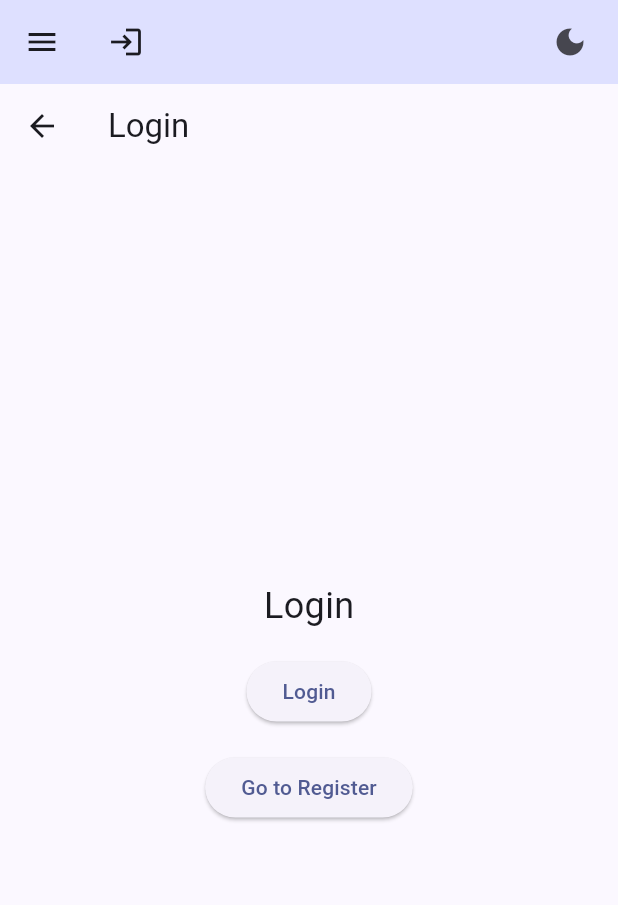
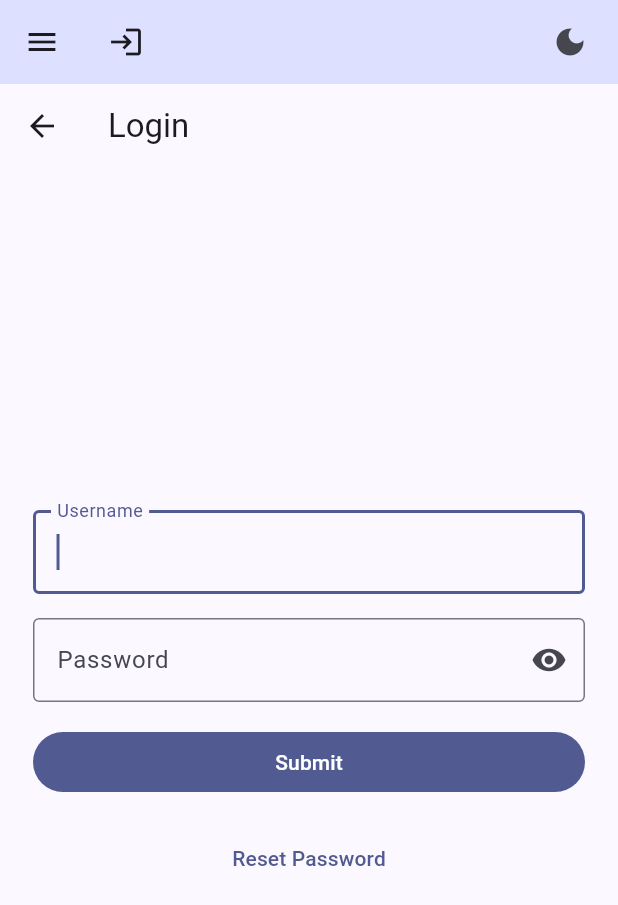
Before and after one commit to rdesoky/kobool_app, a Flutter app: the screen it shows after launch, in the side drawer, after a tap on "Login", on a phone screen of 412 x 824 dp. Shown: the top 905 px of the screen. Run offline on Flutter 3.47's test engine with Material 3 defaults, Android fonts, the light colour scheme and no system bars; our stand-ins replace easy_localization, email_validator, flutter_dotenv, flutter_hooks, flutter_riverpod, hooks_riverpod and 1 more.

Commit message:
Initial login page implementation

```diff
--- a/lib/pages/login.dart
+++ b/lib/pages/login.dart
@@ -1,45 +1,93 @@
 import 'package:flutter/material.dart';
 import 'package:flutter_hooks/flutter_hooks.dart';
+import 'package:kobool/utils/validators.dart';
 
 class LoginPage extends HookWidget {
   const LoginPage({super.key});
 
   @override
   Widget build(BuildContext context) {
-    var isLogin = useState(false);
+    final isLogin = useState(true);
+    final usernameController = useTextEditingController();
+    final emailController = useTextEditingController();
+    final passwordController = useTextEditingController();
+    final obscurePassword = useState(true);
 
     return Scaffold(
-      appBar: AppBar(title: const Text('Login'), centerTitle: false),
-
+      appBar: AppBar(
+        title: Text(isLogin.value ? 'Login' : 'Reset Password'),
+        centerTitle: false,
+      ),
       body: Center(
+        child: ConstrainedBox(
+          constraints: const BoxConstraints(maxWidth: 400),
+          child: Padding(
+            padding: const EdgeInsets.all(16.0),
             child: Column(
+              mainAxisAlignment: MainAxisAlignment.center,
               spacing: 16,
-          mainAxisAlignment: MainAxisAlignment.center,
               children: [
-            Text("Login", style: TextStyle(fontSize: 24)),
-
-            if (!isLogin.value)
-              ElevatedButton(
-                onPressed: () {
-                  isLogin.value = true;
-                },
-                child: Text("Login"),
+                isLogin.value
+                    ? TextFormField(
+                        autofocus: true,
+                        autovalidateMode: AutovalidateMode.onUserInteraction,
+                        controller: usernameController,
+                        decoration: const InputDecoration(
+                          labelText: 'Username',
+                          border: OutlineInputBorder(),
+                        ),
+                      )
+                    : TextFormField(
+                        autofocus: true,
+                        autovalidateMode: AutovalidateMode.onUserInteraction,
+                        keyboardType: TextInputType.emailAddress,
+                        controller: emailController,
+                        decoration: const InputDecoration(
+                          labelText: 'Email',
+                          border: OutlineInputBorder(),
+                        ),
+                        validator: emailValidator,
                       ),
                 if (isLogin.value)
-              ElevatedButton(
+                  TextFormField(
+                    autovalidateMode: AutovalidateMode.onUserInteraction,
+                    controller: passwordController,
+                    obscureText: obscurePassword.value,
+                    decoration: InputDecoration(
+                      labelText: 'Password',
+                      border: const OutlineInputBorder(),
+                      suffixIcon: IconButton(
+                        icon: Icon(
+                          obscurePassword.value
+                              ? Icons.visibility
+                              : Icons.visibility_off,
+                        ),
+                        onPressed: () =>
+                            obscurePassword.value = !obscurePassword.value,
+                      ),
+                    ),
+                    validator: passwordValidator,
+                  ),
+                SizedBox(
+                  width: double.infinity,
+                  child: FilledButton(
                     onPressed: () {
-                  isLogin.value = false;
+                      // TODO: Implement submission logic
                     },
-                child: Text("Logout"),
+                    child: Text(isLogin.value ? 'Submit' : 'Reset Password'),
                   ),
-
-            ElevatedButton(
+                ),
+                TextButton(
                   onPressed: () {
-                Navigator.pushNamed(context, '/register');
+                    isLogin.value = !isLogin.value;
                   },
-              child: Text("Go to Register"),
+                  child: Text(
+                    isLogin.value ? 'Reset Password' : 'Back to Login',
+                  ),
                 ),
               ],
+            ),
+          ),
         ),
       ),
     );
--- a/lib/pages/results.dart
+++ b/lib/pages/results.dart
@@ -64,20 +64,16 @@ class ResultsPage extends HookConsumerWidget {
     }, [pages.value.length, startPage.value]);
 
     return Scaffold(
-      appBar: ref.watch(mainAppBarProvider)
-          ? AppBar(
+      appBar: AppBar(
         title: Text(
           asyncFetch.connectionState == ConnectionState.waiting
               ? 'searching'.tr()
               : asyncFetch.hasError
               ? 'Error: ${asyncFetch.error}'
-                    : 'found_total'.tr(
-                        args: [results.value["total"].toString()],
-                      ),
+              : 'found_total'.tr(args: [results.value["total"].toString()]),
         ),
         centerTitle: false,
-            )
-          : null,
+      ),
       body: Center(
         child: NotificationListener<ScrollNotification>(
           onNotification: (ScrollNotification scrollInfo) {
--- /dev/null
+++ b/lib/utils/validators.dart
@@ -0,0 +1,16 @@
+import 'package:easy_localization/easy_localization.dart';
+import 'package:email_validator/email_validator.dart';
+
+String? emailValidator(String? value) {
+  return EmailValidator.validate(value ?? '') ? null : "invalid_email".tr();
+}
+
+String? passwordValidator(String? value) {
+  if (value == null || value.isEmpty) {
+    return 'password_required'.tr();
+  }
+  if (value.length < 6) {
+    return 'password_length_error'.tr();
+  }
+  return null;
+}
--- a/pubspec.yaml
+++ b/pubspec.yaml
@@ -41,6 +41,7 @@ dependencies:
   shared_preferences: ^2.5.4
   easy_localization: ^3.0.8
   flutter_dotenv: ^6.0.0
+  email_validator: ^3.0.0
 
 dev_dependencies:
   flutter_test:
```
Also changed, not shown: pubspec.lock. Lines whose indentation alone changed are shown as unchanged.
